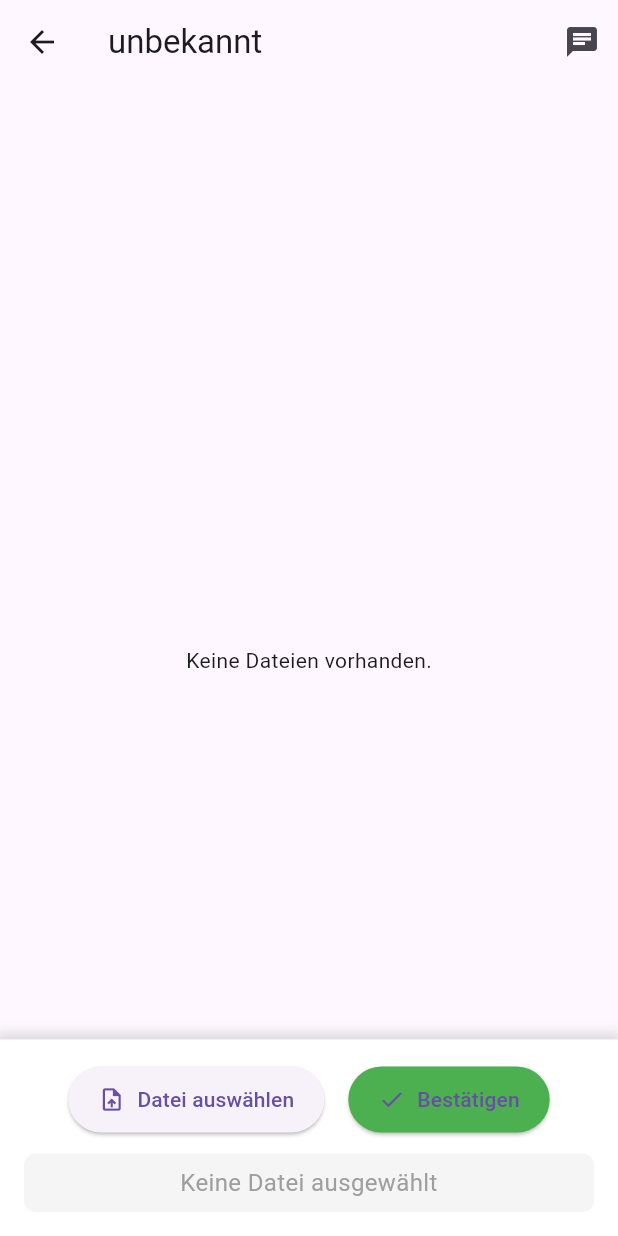
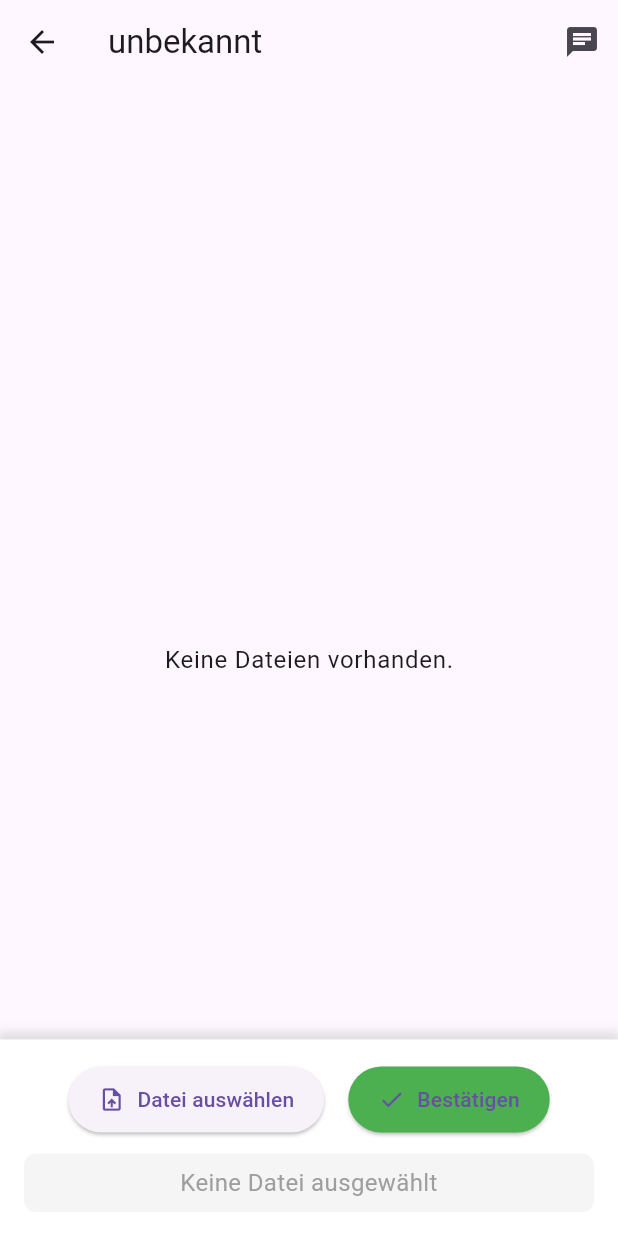
Before and after one commit to jslowik123/flutter_UniBot_upload, a Flutter app: the FileScreen screen opened by its route, on a phone screen of 412 x 824 dp. Run offline on Flutter 3.47's test engine with Material 3 defaults, Android fonts, the light colour scheme and no system bars; our stand-ins replace file_picker, firebase_core, firebase_database; accounts and stored records are empty.

Commit message:
run optimizer

```diff
--- a/lib/Screens/file_screen.dart
+++ b/lib/Screens/file_screen.dart
@@ -335,10 +335,12 @@ class _FileScreenState extends State<FileScreen> {
   @override
   Widget build(BuildContext context) {
     final projectName = _routeArgs?['name'] ?? "unbekannt";
+    final theme = Theme.of(context);
+    final colorScheme = theme.colorScheme;
 
     return Scaffold(
       appBar: AppBar(
-        title: Text(projectName),
+        title: Text(projectName, style: theme.textTheme.titleLarge),
         actions: [
           IconButton(
             onPressed: () => _changeToChat(context),
@@ -352,16 +354,24 @@ class _FileScreenState extends State<FileScreen> {
           child: Stack(
             children: [
               _importedFiles.isEmpty
-                  ? const Center(child: Text('Keine Dateien vorhanden.'))
+                  ? Center(
+                    child: Text(
+                      'Keine Dateien vorhanden.',
+                      style: theme.textTheme.bodyLarge,
+                    ),
+                  )
                   : ListView.builder(
                     padding: const EdgeInsets.only(bottom: 120.0),
                     itemCount: _importedFiles.length,
                     itemBuilder: (context, index) {
                       final file = _importedFiles[index];
-                      return FileTile(
-                        file: file,
-                        deleteFileFunc:
-                            () => _deleteFile(file['path']!, file['name']!),
+                      return Card(
+                        color: colorScheme.surface,
+                        child: FileTile(
+                          file: file,
+                          deleteFileFunc:
+                              () => _deleteFile(file['path']!, file['name']!),
+                        ),
                       );
                     },
                   ),
--- a/lib/Screens/project_list_screen.dart
+++ b/lib/Screens/project_list_screen.dart
@@ -232,6 +232,8 @@ class ProjectListScreenState extends State<ProjectListScreen> {
 
   @override
   Widget build(BuildContext context) {
+    final theme = Theme.of(context);
+
     return Scaffold(
       appBar: AppBar(
         title: const Text('Projekte'),
--- a/lib/main.dart
+++ b/lib/main.dart
@@ -4,7 +4,6 @@ import 'Screens/project_list_screen.dart';
 import 'package:firebase_core/firebase_core.dart';
 import 'Support/firebase_options.dart';
 import 'Screens/llm_interface.dart';
-
 
 void main() async {
   WidgetsFlutterBinding.ensureInitialized();
@@ -18,6 +17,8 @@ class MyApp extends StatelessWidget {
   Widget build(BuildContext context) {
     return MaterialApp(
       debugShowCheckedModeBanner: false,
+
+
       title: "File Import",
       home: ProjectListScreen(),
       routes: {
```
Also changed, not shown: 2 other files.
